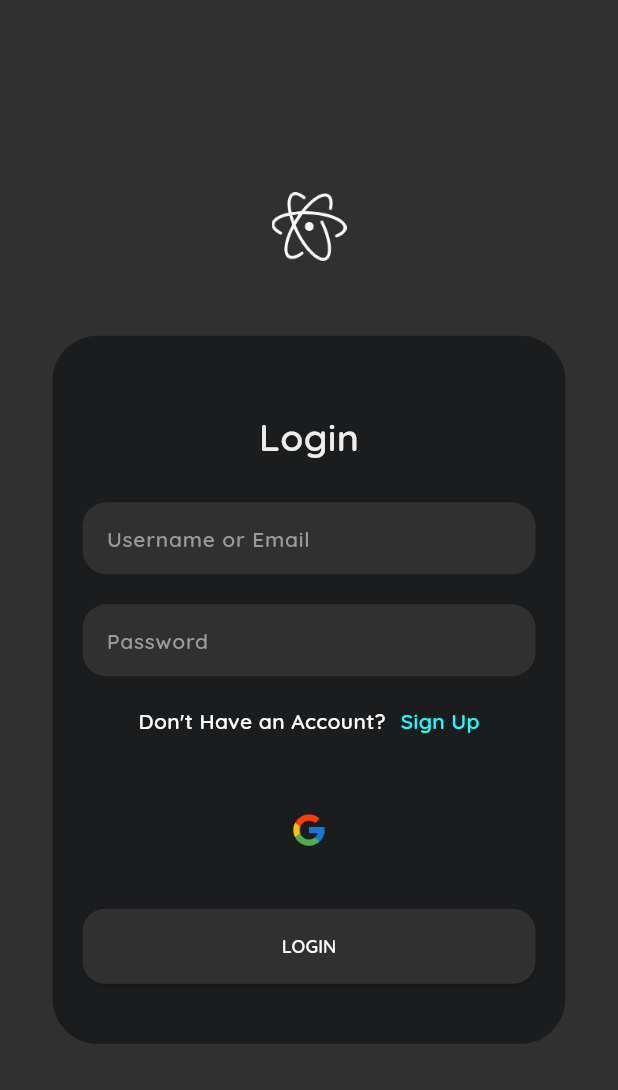
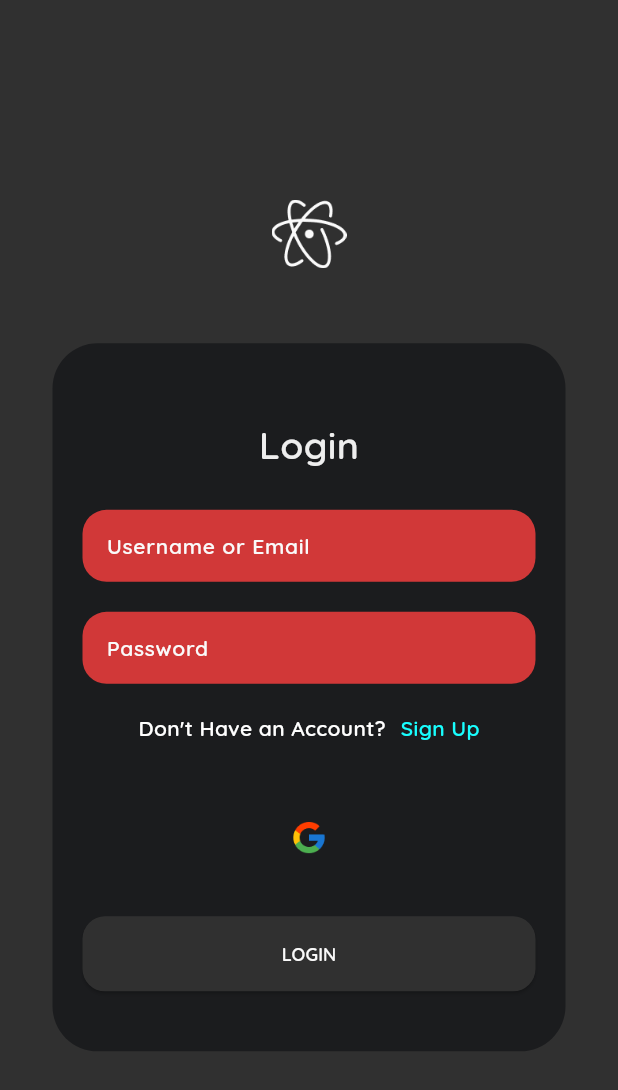
Before and after one commit to danishhhhhh/tugas_mobile_1, a Flutter app: the screen it shows after launch, after a tap on "LOGIN", on a phone screen of 412 x 824 dp. Shown: the top 1090 px of the screen. Run offline on Flutter 3.47's test engine with Material 2 defaults, Android fonts, the phone set to English and light mode, and no system bars.

Commit message:
Last Commit?

```diff
--- a/lib/login_page.dart
+++ b/lib/login_page.dart
@@ -13,6 +13,9 @@ class _LoginPageState extends State<LoginPage> {
   final TextEditingController _controllerUsername = TextEditingController();
   final TextEditingController _controllerPassword = TextEditingController();
 
+  bool _usernameValidation = true;
+  bool _passwordValidation = true;
+
   @override
   Widget build(BuildContext context) {
     return Scaffold(
@@ -23,14 +26,14 @@ class _LoginPageState extends State<LoginPage> {
             mainAxisAlignment: MainAxisAlignment.center,
             children: [
               Container(
-                margin: EdgeInsets.only(bottom: 50),
+                margin: EdgeInsets.only(bottom: 50, top: 30),
                 child: Image.asset(
                   'assets/images/logo.png',
                   width: 50,
                 ),
               ),
               Padding(
-                padding: const EdgeInsets.symmetric(horizontal: 35),
+                padding: const EdgeInsets.only(right: 35, left: 35, bottom: 20),
                 child: ConstrainedBox(
                   constraints: BoxConstraints(
                     maxWidth: 700,
@@ -87,11 +90,19 @@ class _LoginPageState extends State<LoginPage> {
                                     style: BorderStyle.none,
                                   ),
                                 ),
+                                focusedBorder: OutlineInputBorder(
+                                  borderRadius: BorderRadius.circular(16),
+                                  borderSide: BorderSide(
+                                    width: 2,
+                                    style: BorderStyle.solid,
+                                    color: Colors.cyan,
+                                  ),
+                                ),
                                 filled: true,
-                                fillColor: Color(0xff303030),
+                                fillColor: _usernameValidation ? Color(0xff303030) : Color(0xffD13838),
                                 hintText: 'Username or Email',
                                 hintStyle: TextStyle(
-                                  color: Color(0xff9A9A9A),
+                                  color: _usernameValidation ? Color(0xff9A9A9A) : Color(0xffFAFAFA),
                                 ),
                               ),
                             ),
@@ -128,11 +139,18 @@ class _LoginPageState extends State<LoginPage> {
                                     style: BorderStyle.none,
                                   ),
                                 ),
+                                focusedBorder: OutlineInputBorder(
+                                  borderRadius: BorderRadius.circular(16),
+                                  borderSide: BorderSide(
+                                      width: 2,
+                                      style: BorderStyle.solid,
+                                      color: Colors.cyan),
+                                ),
                                 filled: true,
-                                fillColor: Color(0xff303030),
+                                fillColor: _usernameValidation ? Color(0xff303030) : Color(0xffD13838),
                                 hintText: 'Password',
                                 hintStyle: TextStyle(
-                                  color: Color(0xff9A9A9A),
+                                  color: _usernameValidation ? Color(0xff9A9A9A) : Color(0xffFAFAFA),
                                 ),
                               ),
                             ),
@@ -188,13 +206,36 @@ class _LoginPageState extends State<LoginPage> {
                             child: ElevatedButton(
                               onPressed: () {
                                 setState(() {
-                                  if (!_controllerUsername.text.isEmpty && !_controllerPassword.text.isEmpty) {
-                                    Navigator.push(context,
-                                        MaterialPageRoute(builder: (context) {
-                                      return HomePage(username: _controllerUsername.value.text);
-                                    }));
+                                  if (_controllerUsername.text == "admin" &&
+                                      _controllerPassword.text == "admin") {
+                                    _usernameValidation = true;
+                                    Navigator.push(
+                                      context,
+                                      MaterialPageRoute(
+                                        builder: (context) {
+                                          return HomePage(
+                                              username: _controllerUsername
+                                                  .value.text);
+                                        },
+                                      ),
+                                    );
+                                  } else if (_controllerUsername.text !=
+                                          "admin" &&
+                                      _controllerPassword.text != "admin") {
+                                    _usernameValidation = false;
+                                    _passwordValidation = false;
+                                  } else if (_controllerUsername.text !=
+                                      "admin") {
+                                    _usernameValidation = false;
+                                    _passwordValidation = true;
+                                  } else if (_controllerPassword.text !=
+                                      "admin") {
+                                    _usernameValidation = true;
+                                    _passwordValidation = false;
                                   }
                                 });
+                                print('username: $_usernameValidation');
+                                print('password: $_passwordValidation');
                               },
                               style: ElevatedButton.styleFrom(
                                 backgroundColor: Color(0xff303030),
@@ -207,9 +248,10 @@ class _LoginPageState extends State<LoginPage> {
                               child: Text(
                                 'LOGIN',
                                 style: TextStyle(
-                                    color: Color(0xffFAFAFA),
-                                    fontFamily: 'Quicksand',
-                                    fontSize: 12),
+                                  color: Color(0xffFAFAFA),
+                                  fontFamily: 'Quicksand',
+                                  fontSize: 12,
+                                ),
                               ),
                             ),
                           ),
@@ -225,4 +267,11 @@ class _LoginPageState extends State<LoginPage> {
       ),
     );
   }
+
+  @override
+  void dispose() {
+    _controllerUsername.dispose();
+    _controllerPassword.dispose();
+    super.dispose();
+  }
 }
--- a/lib/sign_up_page.dart
+++ b/lib/sign_up_page.dart
@@ -94,7 +94,6 @@ class _SignUpPageState extends State<SignUpPage> {
                               maxWidth: 600,
                             ),
                             child: TextField(
-                              obscureText: true,
                               style: TextStyle(
                                 color: Color(0xffFAFAFA),
                                 fontSize: 14,
@@ -129,7 +128,6 @@ class _SignUpPageState extends State<SignUpPage> {
                               maxWidth: 600,
                             ),
                             child: TextField(
-                              obscureText: true,
                               style: TextStyle(
                                 color: Color(0xffFAFAFA),
                                 fontSize: 14,
```
